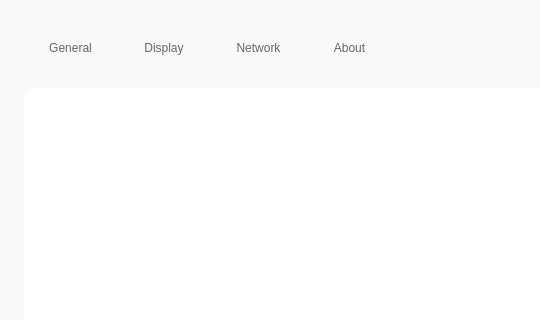
This is UI/SettingsWidget/SettingsWidget.ui in XQQYT/XqqytDesktop as Qt 5 draws it before an edit; both pictures show x 0 to 540 and y 0 to 320 of the 800 by 600 pixel window. The edited form follows.
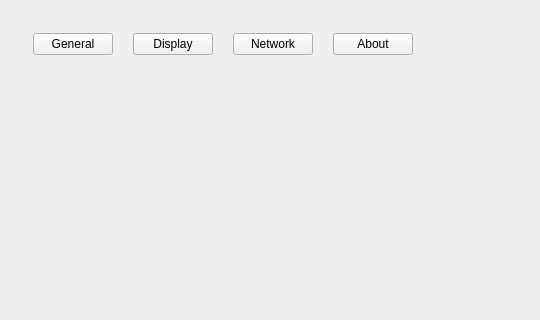
This is the edited form.

Patch:
```diff
--- a/UI/SettingsWidget/SettingsWidget.ui
+++ b/UI/SettingsWidget/SettingsWidget.ui
@@ -13,47 +13,6 @@
   <property name="windowTitle">
    <string>Settings</string>
   </property>
-  <property name="styleSheet">
-   <string notr="true">
-QWidget#SettingsWidget {
-    background-color: #f9f9f9;
-    font-family: &quot;Segoe UI&quot;, &quot;Microsoft YaHei&quot;, sans-serif;
-    font-size: 18px;
-    color: #333;
-}
-QPushButton#btn_general,
- QPushButton#btn_display,
-QPushButton#btn_network,
-QPushButton#btn_about{
-	
-    background-color: transparent;
-    border: none;
-    padding: 8px 16px;
-    color: #666;
-}
-QPushButton#btn_general:hover,
- QPushButton#btn_display:hover,
-QPushButton#btn_network:hover,
-QPushButton#btn_about:hover {
-    color: #111;
-}
-QPushButton#btn_general:checked,
- QPushButton#btn_display:checked,
-QPushButton#btn_network:checked,
-QPushButton#btn_about:checked {
-    color: #0066ff;
-    border-bottom: 2px solid #0066ff;
-}
-#contentFrame {
-    background-color: #ffffff;
-    border-radius: 12px;
-}
-QStackedWidget {
-    background-color: #ffffff;
-    border: none;
-}
-   </string>
-  </property>
   <layout class="QVBoxLayout" name="verticalLayout">
    <property name="spacing">
     <number>16</number>
```
